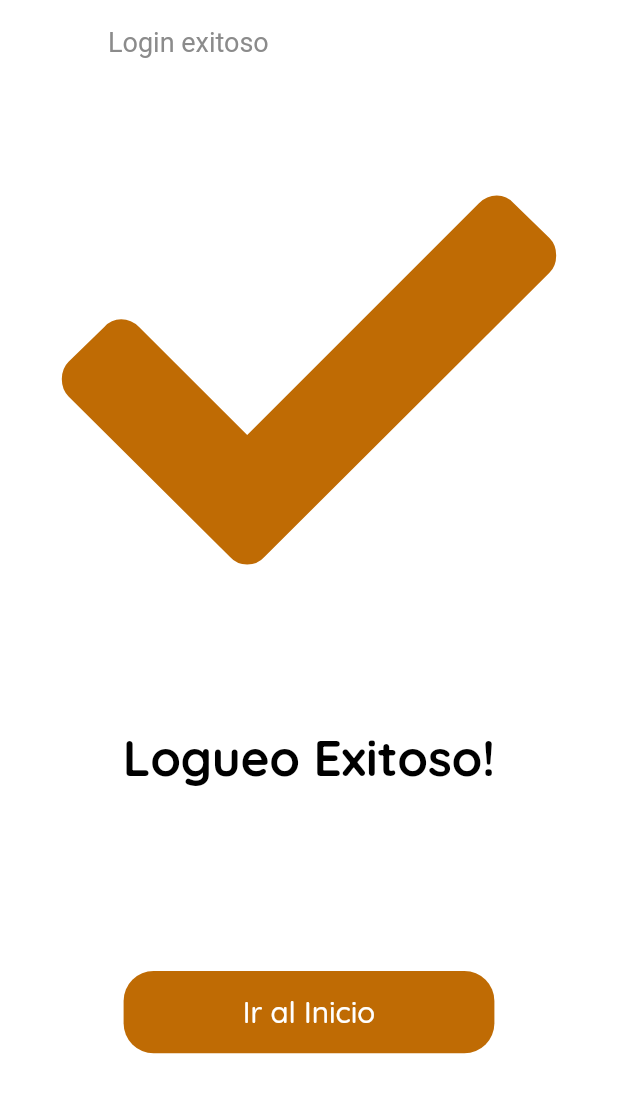
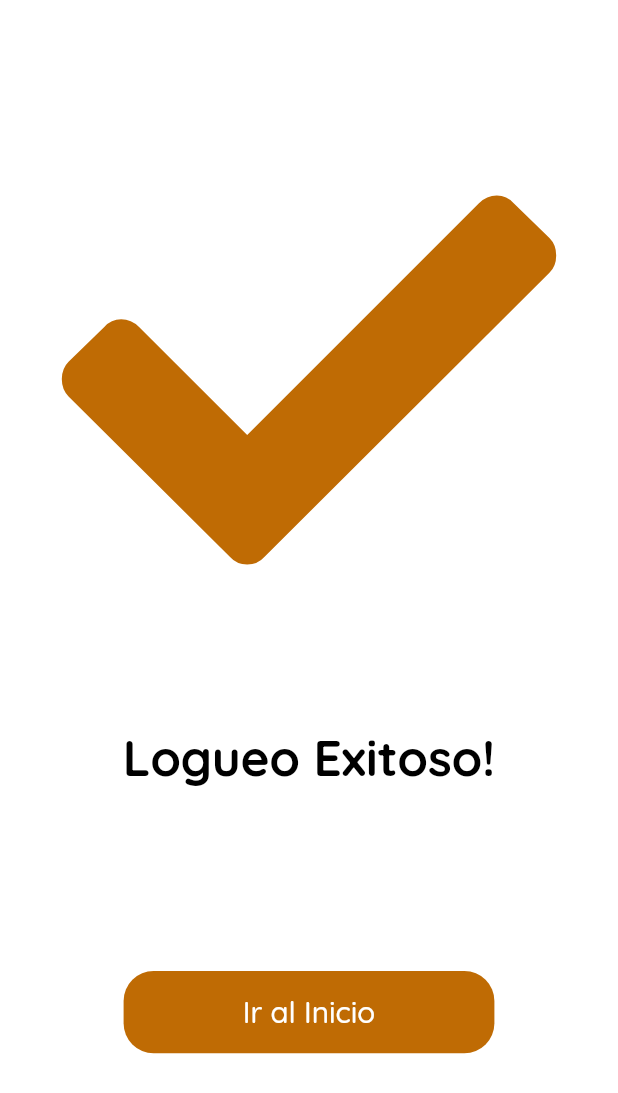
Before and after one commit to tech-andgar/mipeluqueriapp_flutter, a Flutter app: the LoginSuccessScreen screen opened by its route, on a phone screen of 412 x 824 dp. Shown: the top 1093 px of the screen. Run offline on Flutter 3.47's test engine with Material 2 defaults, Android fonts, the phone set to English and light mode, and no system bars; our stand-ins replace email_validator, firebase_auth, firebase_core, flutter_neumorphic, flutter_svg, font_awesome_flutter and 3 more; accounts and stored records are empty.

```diff
--- a/lib/screens/login_success/login_success_screen.dart
+++ b/lib/screens/login_success/login_success_screen.dart
@@ -9,8 +9,7 @@ class LoginSuccessScreen extends StatelessWidget {
     return Container(
       child: Scaffold(
         appBar: AppBar(
-          leading: SizedBox(),
-          title: Text("Login exitoso"),
+          automaticallyImplyLeading: false,
         ),
         body: LoginSuccessBody(),
       ),
```
